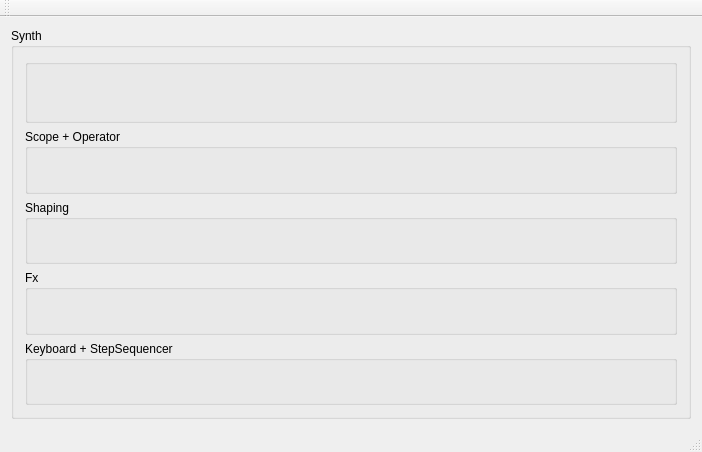
Before: the Qt Designer form Synth10/mainwindow.ui in djeemie2000/SynthPlayground, drawn with Qt 5.
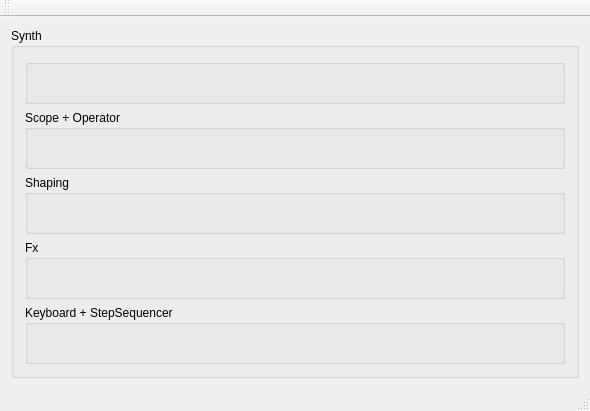
After: the same form once the commit is applied.

```diff
--- a/Synth10/mainwindow.ui
+++ b/Synth10/mainwindow.ui
@@ -6,8 +6,8 @@
    <rect>
     <x>0</x>
     <y>0</y>
-    <width>702</width>
-    <height>452</height>
+    <width>590</width>
+    <height>388</height>
    </rect>
   </property>
   <property name="windowTitle">
```
Left out of the diff: 2 changed lines with no effect on the pictures.
